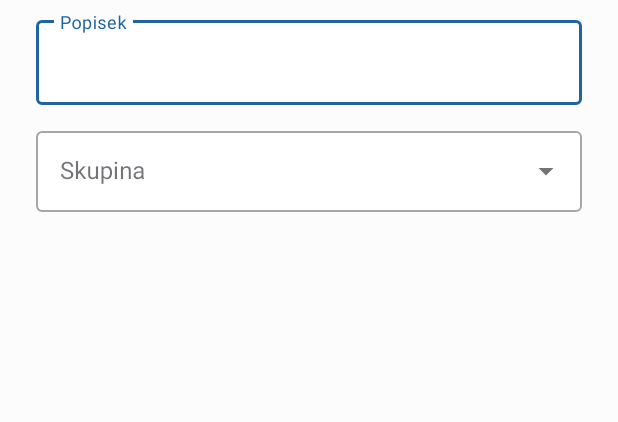
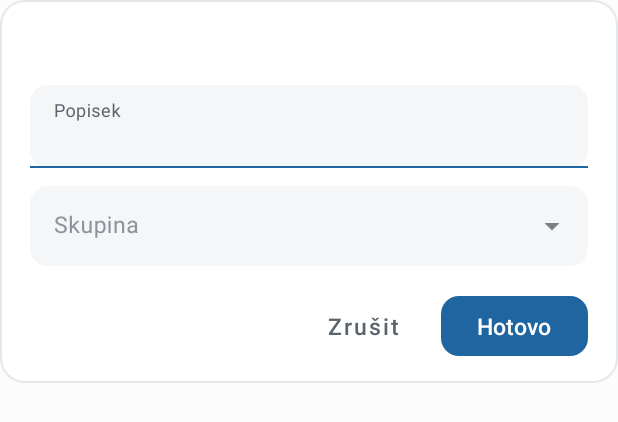
Before and after one commit to tofiapp/link-wrapper, an Android app: the layout dialog_bookmark_label.xml on its own in the app's theme, with its tools: preview values and no code run, on a phone screen of 412 x 824 dp. Shown: the top 422 px of the screen. Run offline under Robolectric (Android 15) with nearby library versions, the phone set to English and light mode, and no system bars.

Commit message:
Inset group names and restyle save/rename dialogs.
Group headers in Složka now match the 16dp item inset. Add and rename
dialogs use the same raised panel, type, sunken 12dp fields, and accent
button as the rest of the chrome, instead of a stock Material title bar.

Co-authored-by: tofiapp <tofiapp@users.noreply.github.com>

```diff
--- a/app/src/main/java/com/example/linkwrapper/WebViewActivity.kt
+++ b/app/src/main/java/com/example/linkwrapper/WebViewActivity.kt
@@ -3090,6 +3090,10 @@ class WebViewActivity : AppCompatActivity() {
         val folderInput = view.findViewById<AutoCompleteTextView>(R.id.bookmarkFolderInput)
         val newLayout = view.findViewById<TextInputLayout>(R.id.bookmarkFolderNewLayout)
         val newInput = view.findViewById<TextInputEditText>(R.id.bookmarkFolderNewInput)
+        val confirm = view.findViewById<MaterialButton>(R.id.bookmarkDialogConfirm)
+        val cancel = view.findViewById<View>(R.id.bookmarkDialogCancel)
+        view.findViewById<TextView>(R.id.bookmarkDialogTitle).text = title
+        confirm.text = confirmLabel
         input.setText(initial)
         input.setSelection(input.text?.length ?: 0)
         val folders = TrialBookmarks.loadFolders(this)
@@ -3117,17 +3121,13 @@ class WebViewActivity : AppCompatActivity() {
                 }
             }
         }
-        val dialog = MaterialAlertDialogBuilder(this)
-            .setTitle(title)
+        val dialog = MaterialAlertDialogBuilder(this, R.style.RoundedDialog)
             .setView(view)
-            .setPositiveButton(confirmLabel, null)
-            .setNegativeButton("Zrušit", null)
             .create()
         bookmarkLabelDialog?.dismiss()
         bookmarkLabelDialog = dialog
-        dialog.setOnShowListener {
-            bindDialogIme(dialog, view)
-            dialog.getButton(DialogInterface.BUTTON_POSITIVE).setOnClickListener {
+        cancel.setOnClickListener { dialog.dismiss() }
+        confirm.setOnClickListener {
             val label = input.text?.toString().orEmpty().trim()
             if (label.isEmpty()) {
                 layout.error = "Zadejte popisek"
@@ -3158,12 +3158,16 @@ class WebViewActivity : AppCompatActivity() {
             dialog.dismiss()
             onSave(label, folderId)
         }
+        dialog.setOnShowListener {
+            bindDialogIme(dialog, view)
+            polishBookmarkDialogWindow(dialog)
         }
         dialog.setOnDismissListener {
             if (bookmarkLabelDialog === dialog) bookmarkLabelDialog = null
         }
         bindDialogIme(dialog, view)
         dialog.show()
+        polishBookmarkDialogWindow(dialog)
         input.requestFocus()
     }
 
@@ -3176,22 +3180,21 @@ class WebViewActivity : AppCompatActivity() {
         val view = layoutInflater.inflate(R.layout.dialog_bookmark_label, null)
         val layout = view.findViewById<TextInputLayout>(R.id.bookmarkLabelLayout)
         val input = view.findViewById<TextInputEditText>(R.id.bookmarkLabelInput)
+        val confirm = view.findViewById<MaterialButton>(R.id.bookmarkDialogConfirm)
         view.findViewById<View>(R.id.bookmarkFolderLayout).visibility = View.GONE
         view.findViewById<View>(R.id.bookmarkFolderNewLayout).visibility = View.GONE
+        view.findViewById<TextView>(R.id.bookmarkDialogTitle).text = title
         layout.hint = "Název skupiny"
+        confirm.text = confirmLabel
         input.setText(initial)
         input.setSelection(input.text?.length ?: 0)
-        val dialog = MaterialAlertDialogBuilder(this)
-            .setTitle(title)
+        val dialog = MaterialAlertDialogBuilder(this, R.style.RoundedDialog)
             .setView(view)
-            .setPositiveButton(confirmLabel, null)
-            .setNegativeButton("Zrušit", null)
             .create()
         bookmarkLabelDialog?.dismiss()
         bookmarkLabelDialog = dialog
-        dialog.setOnShowListener {
-            bindDialogIme(dialog, view)
-            dialog.getButton(DialogInterface.BUTTON_POSITIVE).setOnClickListener {
+        view.findViewById<View>(R.id.bookmarkDialogCancel).setOnClickListener { dialog.dismiss() }
+        confirm.setOnClickListener {
             val name = input.text?.toString().orEmpty().trim()
             if (name.isEmpty()) {
                 layout.error = "Zadejte název skupiny"
@@ -3201,13 +3204,28 @@ class WebViewActivity : AppCompatActivity() {
             dialog.dismiss()
             onSave(name)
         }
+        dialog.setOnShowListener {
+            bindDialogIme(dialog, view)
+            polishBookmarkDialogWindow(dialog)
         }
         dialog.setOnDismissListener {
             if (bookmarkLabelDialog === dialog) bookmarkLabelDialog = null
         }
         bindDialogIme(dialog, view)
         dialog.show()
+        polishBookmarkDialogWindow(dialog)
         input.requestFocus()
+    }
+
+    private fun polishBookmarkDialogWindow(dialog: AlertDialog) {
+        val window = dialog.window ?: return
+        window.setBackgroundDrawable(ColorDrawable(Color.TRANSPARENT))
+        val density = resources.displayMetrics.density
+        val width = minOf(
+            (400 * density).toInt(),
+            resources.displayMetrics.widthPixels - (48 * density).toInt()
+        )
+        window.setLayout(width, ViewGroup.LayoutParams.WRAP_CONTENT)
     }
 
     /** Klávesnice dialog nezakryje: zmenší okno a obsah jde scrollovat. */
--- /dev/null
+++ b/app/src/main/res/drawable/bg_dialog_panel.xml
@@ -0,0 +1,9 @@
+<?xml version="1.0" encoding="utf-8"?>
+<shape xmlns:android="http://schemas.android.com/apk/res/android"
+    android:shape="rectangle">
+    <solid android:color="@color/surface_raised" />
+    <corners android:radius="16dp" />
+    <stroke
+        android:width="1dp"
+        android:color="@color/line" />
+</shape>
--- a/app/src/main/res/layout/dialog_bookmark_label.xml
+++ b/app/src/main/res/layout/dialog_bookmark_label.xml
@@ -4,24 +4,33 @@
     android:id="@+id/bookmarkLabelScroll"
     android:layout_width="match_parent"
     android:layout_height="wrap_content"
+    android:background="@drawable/bg_dialog_panel"
     android:fillViewport="true"
     android:overScrollMode="ifContentScrolls"
-    android:paddingHorizontal="24dp"
-    android:paddingTop="8dp"
-    android:paddingBottom="4dp">
+    android:paddingHorizontal="20dp"
+    android:paddingTop="18dp"
+    android:paddingBottom="14dp">
 
     <LinearLayout
         android:layout_width="match_parent"
         android:layout_height="wrap_content"
         android:orientation="vertical">
 
+        <TextView
+            android:id="@+id/bookmarkDialogTitle"
+            android:layout_width="match_parent"
+            android:layout_height="wrap_content"
+            android:fontFamily="sans-serif-medium"
+            android:paddingBottom="14dp"
+            android:textColor="@color/ink"
+            android:textSize="18sp" />
+
         <com.google.android.material.textfield.TextInputLayout
             android:id="@+id/bookmarkLabelLayout"
-            style="@style/Widget.MaterialComponents.TextInputLayout.OutlinedBox"
+            style="@style/Widget.LinkWrapper.DialogField"
             android:layout_width="match_parent"
             android:layout_height="wrap_content"
-            android:hint="Popisek"
-            app:boxBackgroundColor="@color/surface_raised">
+            android:hint="Popisek">
 
             <com.google.android.material.textfield.TextInputEditText
                 android:id="@+id/bookmarkLabelInput"
@@ -29,17 +38,18 @@
                 android:layout_height="wrap_content"
                 android:imeOptions="actionDone"
                 android:inputType="textCapSentences"
-                android:maxLines="2" />
+                android:maxLines="2"
+                android:textColor="@color/ink"
+                android:textSize="15sp" />
         </com.google.android.material.textfield.TextInputLayout>
 
         <com.google.android.material.textfield.TextInputLayout
             android:id="@+id/bookmarkFolderLayout"
-            style="@style/Widget.MaterialComponents.TextInputLayout.OutlinedBox.ExposedDropdownMenu"
+            style="@style/Widget.LinkWrapper.DialogField.Dropdown"
             android:layout_width="match_parent"
             android:layout_height="wrap_content"
             android:layout_marginTop="12dp"
-            android:hint="Skupina"
-            app:boxBackgroundColor="@color/surface_raised">
+            android:hint="Skupina">
 
             <com.google.android.material.textfield.MaterialAutoCompleteTextView
                 android:id="@+id/bookmarkFolderInput"
@@ -47,18 +57,19 @@
                 android:layout_height="wrap_content"
                 android:importantForAutofill="no"
                 android:inputType="none"
-                android:paddingVertical="16dp" />
+                android:paddingVertical="16dp"
+                android:textColor="@color/ink"
+                android:textSize="15sp" />
         </com.google.android.material.textfield.TextInputLayout>
 
         <com.google.android.material.textfield.TextInputLayout
             android:id="@+id/bookmarkFolderNewLayout"
-            style="@style/Widget.MaterialComponents.TextInputLayout.OutlinedBox"
+            style="@style/Widget.LinkWrapper.DialogField"
             android:layout_width="match_parent"
             android:layout_height="wrap_content"
             android:layout_marginTop="12dp"
             android:hint="Název skupiny"
-            android:visibility="gone"
-            app:boxBackgroundColor="@color/surface_raised">
+            android:visibility="gone">
 
             <com.google.android.material.textfield.TextInputEditText
                 android:id="@+id/bookmarkFolderNewInput"
@@ -66,7 +77,42 @@
                 android:layout_height="wrap_content"
                 android:imeOptions="actionDone"
                 android:inputType="textCapSentences"
-                android:maxLines="1" />
+                android:maxLines="1"
+                android:textColor="@color/ink"
+                android:textSize="15sp" />
         </com.google.android.material.textfield.TextInputLayout>
+
+        <LinearLayout
+            android:layout_width="match_parent"
+            android:layout_height="wrap_content"
+            android:layout_marginTop="16dp"
+            android:gravity="end"
+            android:orientation="horizontal">
+
+            <com.google.android.material.button.MaterialButton
+                android:id="@+id/bookmarkDialogCancel"
+                style="@style/Widget.MaterialComponents.Button.TextButton"
+                android:layout_width="wrap_content"
+                android:layout_height="48dp"
+                android:text="Zrušit"
+                android:textAllCaps="false"
+                android:fontFamily="sans-serif-medium"
+                android:textColor="@color/ink_soft"
+                android:textSize="15sp"
+                app:rippleColor="@color/accent_wash" />
+
+            <com.google.android.material.button.MaterialButton
+                android:id="@+id/bookmarkDialogConfirm"
+                android:layout_width="wrap_content"
+                android:layout_height="48dp"
+                android:layout_marginStart="8dp"
+                android:text="Hotovo"
+                android:textAllCaps="false"
+                android:fontFamily="sans-serif-medium"
+                android:textColor="@color/surface_raised"
+                android:textSize="15sp"
+                app:backgroundTint="@color/accent"
+                app:cornerRadius="12dp" />
+        </LinearLayout>
     </LinearLayout>
 </ScrollView>
--- a/app/src/main/res/layout/item_bookmark_group_header.xml
+++ b/app/src/main/res/layout/item_bookmark_group_header.xml
@@ -5,7 +5,9 @@
     android:layout_height="wrap_content"
     android:background="?attr/selectableItemBackground"
     android:orientation="vertical"
+    android:paddingStart="16dp"
     android:paddingTop="10dp"
+    android:paddingEnd="16dp"
     android:paddingBottom="4dp">
 
     <View
--- a/app/src/main/res/values/styles.xml
+++ b/app/src/main/res/values/styles.xml
@@ -85,6 +85,30 @@
         <item name="android:letterSpacing">0</item>
     </style>
 
+    <style name="Widget.LinkWrapper.DialogField" parent="Widget.MaterialComponents.TextInputLayout.FilledBox">
+        <item name="boxBackgroundColor">@color/surface_sunken</item>
+        <item name="boxCornerRadiusTopStart">12dp</item>
+        <item name="boxCornerRadiusTopEnd">12dp</item>
+        <item name="boxCornerRadiusBottomStart">12dp</item>
+        <item name="boxCornerRadiusBottomEnd">12dp</item>
+        <item name="boxStrokeWidth">0dp</item>
+        <item name="boxStrokeWidthFocused">1dp</item>
+        <item name="hintTextColor">@color/ink_soft</item>
+        <item name="android:textColorHint">@color/ink_faint</item>
+    </style>
+
+    <style name="Widget.LinkWrapper.DialogField.Dropdown" parent="Widget.MaterialComponents.TextInputLayout.FilledBox.ExposedDropdownMenu">
+        <item name="boxBackgroundColor">@color/surface_sunken</item>
+        <item name="boxCornerRadiusTopStart">12dp</item>
+        <item name="boxCornerRadiusTopEnd">12dp</item>
+        <item name="boxCornerRadiusBottomStart">12dp</item>
+        <item name="boxCornerRadiusBottomEnd">12dp</item>
+        <item name="boxStrokeWidth">0dp</item>
+        <item name="boxStrokeWidthFocused">1dp</item>
+        <item name="hintTextColor">@color/ink_soft</item>
+        <item name="android:textColorHint">@color/ink_faint</item>
+    </style>
+
     <style name="DialogShape">
         <item name="cornerFamily">rounded</item>
         <item name="cornerSize">20dp</item>
```
Lines whose indentation alone changed are shown as unchanged.
